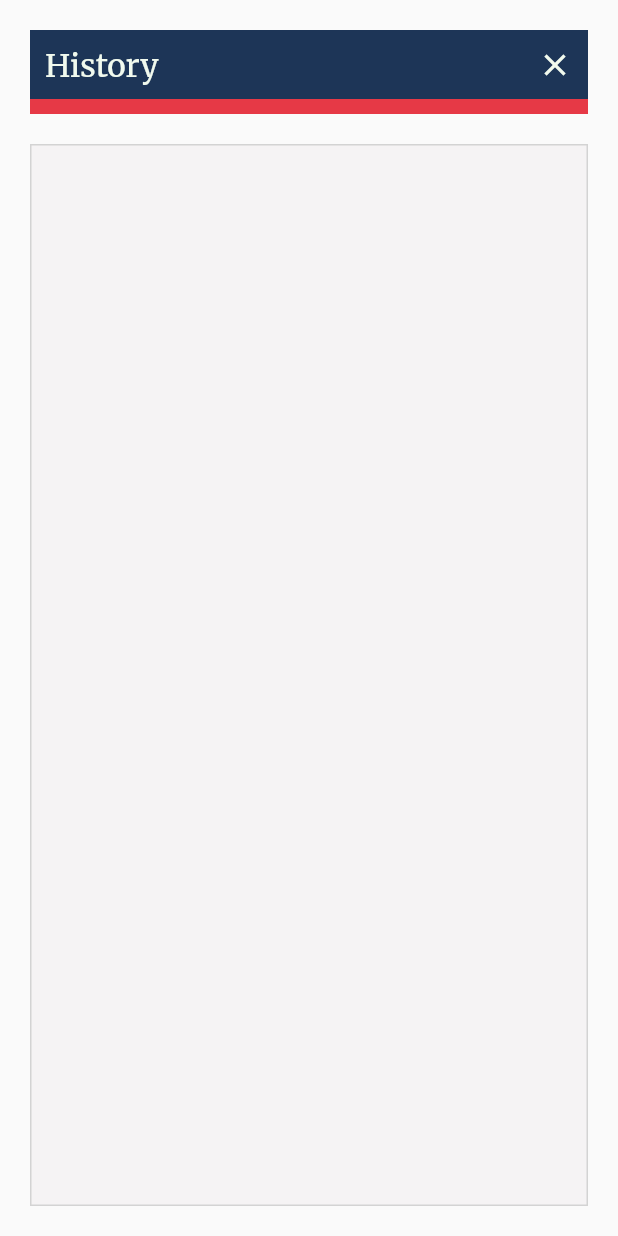
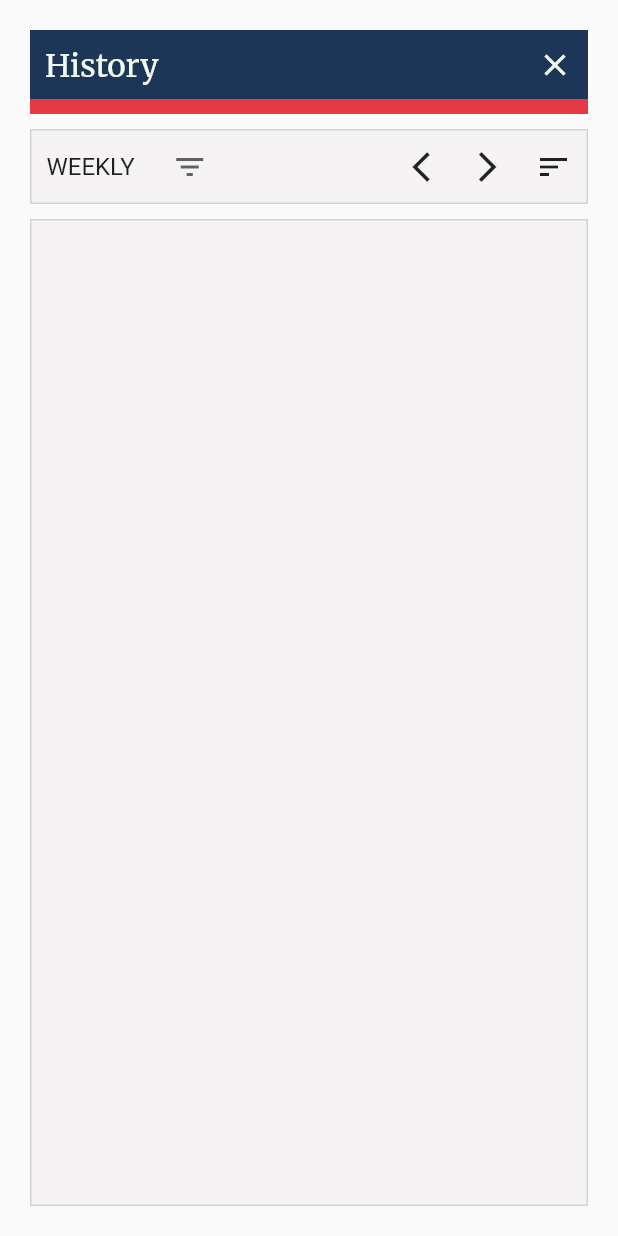
Before and after one commit to halid-ali/workHourTracker, a Flutter app: the HistoryScreen screen opened by its route, on a phone screen of 412 x 824 dp. Run offline on Flutter 3.47's test engine with Material 2 defaults, Android fonts, the phone set to English and light mode, and no system bars; our stand-ins replace auto_size_text, cloud_firestore, firebase_core, flutter_secure_storage, flutter_slidable, fluttertoast and 1 more; missing offline and left inert: cloud_firestore_web, firebase_auth_web, firebase_core_web, firebase_storage_web, google_sign_in_web, universal_html; accounts and stored records are empty; generated files the repository leaves out were written again.

Commit message:
exclude tooltip into separate widget, add sort feature into history screen

```diff
--- a/lib/screens/history/history_screen.dart
+++ b/lib/screens/history/history_screen.dart
@@ -1,3 +1,4 @@
+import 'dart:math' as math;
 import 'package:cloud_firestore/cloud_firestore.dart';
 import 'package:flutter/material.dart';
 import 'package:google_fonts/google_fonts.dart';
@@ -12,6 +13,7 @@ import 'package:work_hour_tracker/utils/session_manager.dart';
 import 'package:work_hour_tracker/utils/util.dart';
 import 'package:work_hour_tracker/widgets/app_loading.dart';
 import "package:collection/collection.dart";
+import 'package:work_hour_tracker/widgets/app_tooltip.dart';
 import 'package:work_hour_tracker/widgets/fade_transition.dart';
 
 class HistoryScreen extends StatefulWidget {
@@ -22,6 +24,9 @@ class HistoryScreen extends StatefulWidget {
 }
 
 class _HistoryScreenState extends State<HistoryScreen> {
+  FilterBy filterBy = FilterBy.weekly;
+  bool isAscendingSort = true;
+
   @override
   Widget build(BuildContext context) {
     return SafeArea(
@@ -70,7 +75,63 @@ class _HistoryScreenState extends State<HistoryScreen> {
                   Container(
                     height: 10,
                     color: Color(0xFFE63946),
-                    margin: EdgeInsets.only(bottom: 20),
+                  ),
+                  Container(
+                    margin: EdgeInsets.symmetric(vertical: 10.0),
+                    padding: EdgeInsets.symmetric(horizontal: 10.0),
+                    decoration: BoxDecoration(
+                      color: Color(0xFFF5F3F4),
+                      border: Border.all(
+                        width: 1,
+                        color: Color(0xFFD3D3D3),
+                      ),
+                    ),
+                    child: Row(
+                      children: [
+                        DropdownButton<FilterBy>(
+                          icon: Icon(Icons.filter_list_sharp),
+                          underline: Container(),
+                          value: filterBy,
+                          items: [
+                            buildDropdownMenuItem(FilterBy.weekly),
+                            buildDropdownMenuItem(FilterBy.monthly),
+                            buildDropdownMenuItem(FilterBy.yearly),
+                          ],
+                          onChanged: (value) {
+                            setState(() {
+                              filterBy = value;
+                            });
+                          },
+                        ),
+                        Expanded(child: Container()),
+                        InkWell(
+                          child: Icon(Icons.arrow_back_ios_sharp),
+                        ),
+                        SizedBox(width: 20),
+                        InkWell(
+                          child: Icon(Icons.arrow_forward_ios_sharp),
+                        ),
+                        SizedBox(width: 20),
+                        AppTooltip(
+                          isAscendingSort
+                              ? 'Sort descending'
+                              : 'Sort ascending',
+                          InkWell(
+                            child: Transform(
+                              alignment: Alignment.center,
+                              transform: Matrix4.rotationX(
+                                  isAscendingSort ? 0 : math.pi),
+                              child: Icon(Icons.sort_sharp),
+                            ),
+                            onTap: () {
+                              setState(() {
+                                isAscendingSort = !isAscendingSort;
+                              });
+                            },
+                          ),
+                        ),
+                      ],
+                    ),
                   ),
                   Expanded(
                     child: Container(
@@ -82,9 +143,7 @@ class _HistoryScreenState extends State<HistoryScreen> {
                           color: Color(0xFFD3D3D3),
                         ),
                       ),
-                      child: Column(
-                        children: [
-                          FutureBuilder(
+                      child: FutureBuilder(
                         future: SessionManager.read(SessionKey.userId),
                         builder: (context, AsyncSnapshot<String> snapshot) {
                           if (!snapshot.hasData) {
@@ -98,29 +157,34 @@ class _HistoryScreenState extends State<HistoryScreen> {
                           final userId = snapshot.data;
 
                           return StreamBuilder(
-                                stream: SlotRepository.getWorkHourSlotsByUser(
-                                    userId),
+                            stream:
+                                SlotRepository.getWorkHourSlotsByUser(userId),
                             builder: (context,
                                 AsyncSnapshot<QuerySnapshot> snapshot) {
                               if (!snapshot.hasData) {
-                                    return AppLoading(
-                                        S.of(context).history_load);
+                                return AppLoading(S.of(context).history_load);
                               }
 
                               if (snapshot.hasError) {
-                                    return Text(
-                                        S.of(context).history_load_error);
+                                return Text(S.of(context).history_load_error);
                               }
 
                               final slotModelDocs = snapshot.data.docs;
                               final slotModels = slotModelDocs
-                                      .map((e) =>
-                                          SlotModel.fromJson(e.id, e.data()))
+                                  .where((e) =>
+                                      SlotModel.fromJson(e.id, e.data())
+                                          .startTime
+                                          .compareTo(Util.getDayStart()) <
+                                      0)
+                                  .map(
+                                      (e) => SlotModel.fromJson(e.id, e.data()))
                                   .toList();
-                                  slotModels.sort((a, b) =>
-                                      a.startTime.compareTo(b.startTime));
-                                  var groupedSlots =
-                                      groupBy<SlotModel, DateTime>(
+
+                              isAscendingSort
+                                  ? sortAscending(slotModels)
+                                  : sortDescending(slotModels);
+
+                              var groupedSlots = groupBy<SlotModel, DateTime>(
                                 slotModels,
                                 (e) => DateTime(
                                   e.startTime.year,
@@ -136,18 +200,16 @@ class _HistoryScreenState extends State<HistoryScreen> {
                                 isAlwaysShown: true,
                                 radius: Radius.zero,
                                 child: ListView.builder(
-                                      shrinkWrap: true,
                                   itemCount: groupedSlots.length,
                                   itemBuilder: (context, index) {
-                                        return getSlotList(groupedSlots)[index];
+                                    return getSlotList(
+                                        groupedSlots, index)[index];
                                   },
                                 ),
                               );
                             },
                           );
                         },
-                          ),
-                        ],
                       ),
                     ),
                   ),
@@ -160,8 +222,19 @@ class _HistoryScreenState extends State<HistoryScreen> {
     );
   }
 
-  List<Widget> getSlotList(Map<DateTime, List<SlotModel>> slots) {
+  Widget buildDropdownMenuItem(FilterBy filter) {
+    return DropdownMenuItem<FilterBy>(
+      value: filter,
+      child: Container(
+        padding: EdgeInsets.only(right: 10),
+        child: Text(filter.value.toUpperCase()),
+      ),
+    );
+  }
+
+  List<Widget> getSlotList(Map<DateTime, List<SlotModel>> slots, int index) {
     List<Widget> items = [];
+    double bottom = index == slots.length - 1 ? 10 : 0;
 
     for (var slot in slots.entries) {
       DateFormat formatter = DateFormat('dd MMM yyyy, EEEE');
@@ -171,7 +244,7 @@ class _HistoryScreenState extends State<HistoryScreen> {
 
       items.add(
         Container(
-          padding: EdgeInsets.fromLTRB(10.0, 10.0, 10.0, 0),
+          padding: EdgeInsets.fromLTRB(10.0, 10.0, 10.0, bottom),
           child: InkWell(
             onTap: () => Navigator.push(
               context,
@@ -295,4 +368,22 @@ class _HistoryScreenState extends State<HistoryScreen> {
 
     return totalDuration - totalPauseDuration;
   }
+
+  void sortAscending(List<SlotModel> slotModels) {
+    slotModels.sort((a, b) => b.startTime.compareTo(a.startTime));
   }
+
+  void sortDescending(List<SlotModel> slotModels) {
+    slotModels.sort((a, b) => a.startTime.compareTo(b.startTime));
+  }
+}
+
+enum FilterBy {
+  weekly,
+  monthly,
+  yearly,
+}
+
+extension FilterByExtension on FilterBy {
+  String get value => this.toString().split('.').last;
+}
--- /dev/null
+++ b/lib/widgets/app_tooltip.dart
@@ -0,0 +1,24 @@
+import 'package:flutter/material.dart';
+import 'package:google_fonts/google_fonts.dart';
+
+class AppTooltip extends StatelessWidget {
+  final String message;
+  final Widget child;
+
+  const AppTooltip(
+    this.message,
+    this.child, {
+    Key key,
+  }) : super(key: key);
+
+  @override
+  Widget build(BuildContext context) {
+    return Tooltip(
+      message: message,
+      padding: EdgeInsets.all(5.0),
+      textStyle: GoogleFonts.openSans(fontSize: 15, color: Colors.white),
+      decoration: BoxDecoration(color: Color(0xFF212529)),
+      child: child,
+    );
+  }
+}
```
Also changed, not shown: lib/screens/history/history_detail_item.dart (+33 -38 lines), lib/screens/main_screen.dart (+6 -21 lines), lib/screens/settings/options_screen.dart (+13 -29 lines), lib/utils/util.dart (+11 -0 lines). Lines whose indentation alone changed are shown as unchanged.
